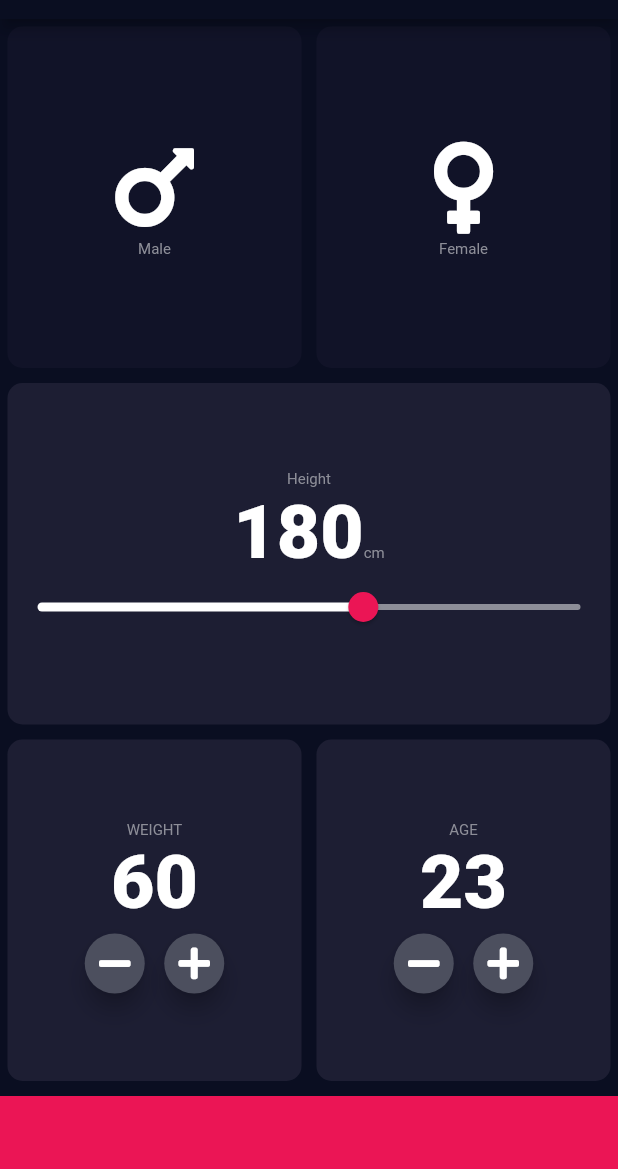
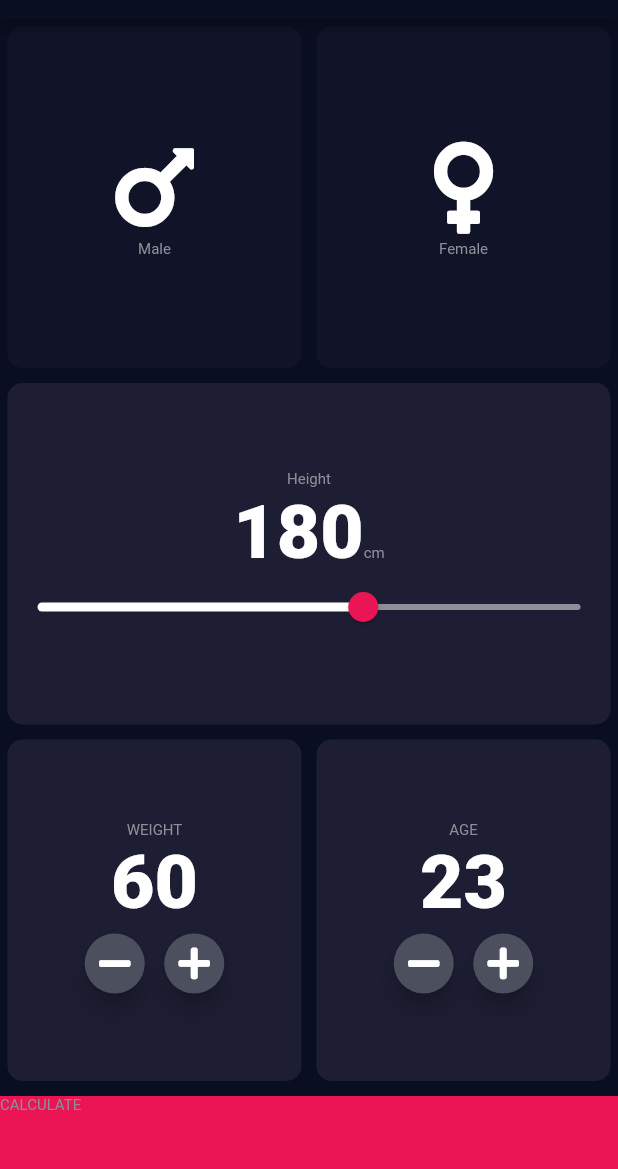
Before and after one commit to abhishtomish/BMI_Calculator_Flutter, a Flutter app: the screen it shows after launch, on a phone screen of 412 x 824 dp, the part 65-1234 px from its top. Run offline on Flutter 3.47's test engine with Material 2 defaults, Android fonts, the phone set to English and light mode, and no system bars; our stand-ins replace font_awesome_flutter.

```diff
--- a/lib/input_page.dart
+++ b/lib/input_page.dart
@@ -4,6 +4,7 @@ import 'package:font_awesome_flutter/font_awesome_flutter.dart';
 
 import 'constants.dart';
 import 'icon_content.dart';
+import 'results_page.dart';
 import 'reusable_card.dart';
 
 bool activeMale = false;
@@ -210,11 +211,21 @@ class _InputPageState extends State<InputPage> {
               ],
             ),
           ),
-          Container(
-            color: kBottomContainerColor,
-            margin: EdgeInsets.only(top: 5.0),
-            width: double.infinity,
-            height: kBottomContainerHeight,
+          GestureDetector(
+            onTap: () {
+              Navigator.push(context,
+                  MaterialPageRoute(builder: (context) => ResultsPage()));
+            },
+            child: Container(
+              child: Text(
+                'CALCULATE',
+                style: kLabelTextStyle,
+              ),
+              color: kBottomContainerColor,
+              margin: EdgeInsets.only(top: 5.0),
+              width: double.infinity,
+              height: kBottomContainerHeight,
+            ),
           ),
         ],
       ),
```
Also changed, not shown: lib/results_page.dart (added, +17 -0 lines).
